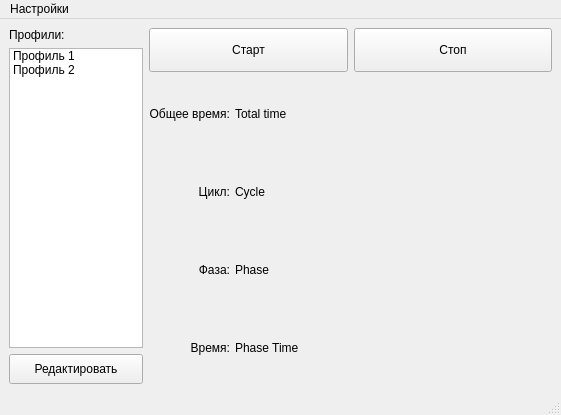
Above: src/TrainerWindow/trainer.ui from dvarubla/breathe_trainer before the change. Below: the same form after it.
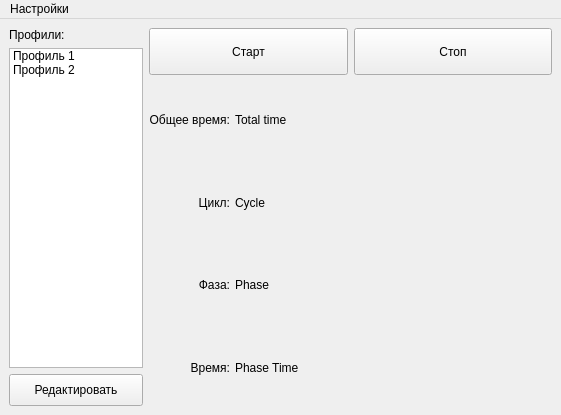
That is the form after the change. Icons and pictures are not drawn. Custom widgets are drawn as their Qt base class.

Commit message: Add tooltips, remove status bars

Diff of the .ui file:
```diff
--- a/src/TrainerWindow/trainer.ui
+++ b/src/TrainerWindow/trainer.ui
@@ -255,7 +255,6 @@
    </widget>
    <addaction name="settings"/>
   </widget>
-  <widget class="QStatusBar" name="statusbar"/>
   <action name="setupProfiles">
    <property name="text">
     <string>Настройка профилей</string>
```
Left out of the diff: 9 changed lines with no effect on the pictures. The commit also changes 1 other file.
